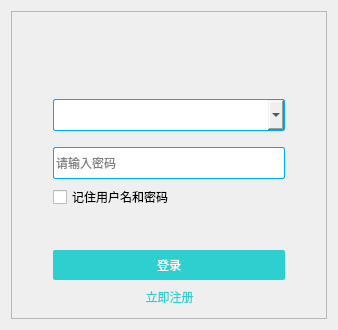
Before: the Qt Designer form JChat/LoginWidget.ui in jpush/jchat-windows, drawn with Qt 5.
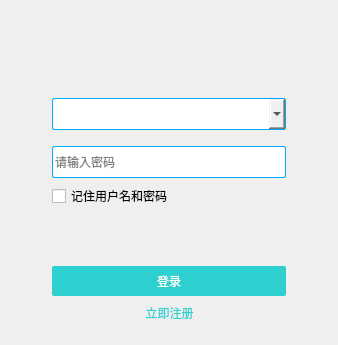
After: the same form once the commit is applied. Icons and pictures are not drawn.

What changed in the file:
```diff
--- a/JChat/LoginWidget.ui
+++ b/JChat/LoginWidget.ui
@@ -7,7 +7,7 @@
     <x>0</x>
     <y>0</y>
     <width>338</width>
-    <height>330</height>
+    <height>345</height>
    </rect>
   </property>
   <property name="windowTitle">
@@ -79,7 +79,7 @@
 </string>
          </property>
          <property name="frameShape">
-          <enum>QFrame::StyledPanel</enum>
+          <enum>QFrame::NoFrame</enum>
          </property>
          <property name="frameShadow">
           <enum>QFrame::Raised</enum>
```
Left out of the diff: 6 changed lines with no effect on the pictures.
